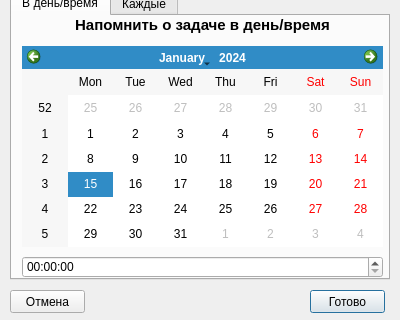
Before: the Qt Designer form ui/CustomDialog.ui in itKillerWhale/day_planner, drawn with Qt 5; both pictures show x 0 to 400 and y 250 to 570 of the 400 by 570 pixel window.
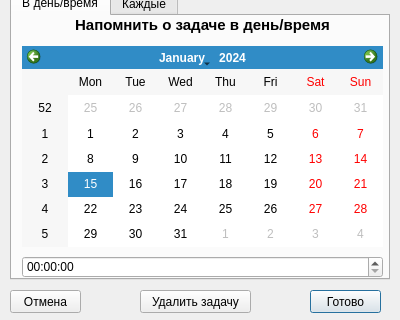
After: the same form once the commit is applied. The open tabs and pages were chosen to show the change.

Diff of the .ui file:
```diff
--- a/ui/CustomDialog.ui
+++ b/ui/CustomDialog.ui
@@ -452,7 +452,7 @@
     <rect>
      <x>310</x>
      <y>540</y>
-     <width>75</width>
+     <width>71</width>
      <height>23</height>
     </rect>
    </property>
@@ -465,7 +465,7 @@
     <rect>
      <x>10</x>
      <y>540</y>
-     <width>75</width>
+     <width>71</width>
      <height>23</height>
     </rect>
    </property>
@@ -498,6 +498,19 @@
     </property>
    </item>
   </widget>
+  <widget class="QPushButton" name="btn_del">
+   <property name="geometry">
+    <rect>
+     <x>140</x>
+     <y>540</y>
+     <width>111</width>
+     <height>23</height>
+    </rect>
+   </property>
+   <property name="text">
+    <string>Удалить задачу</string>
+   </property>
+  </widget>
  </widget>
  <resources/>
  <connections/>
```
Left out of the diff: 2 changed lines with no effect on the pictures.
